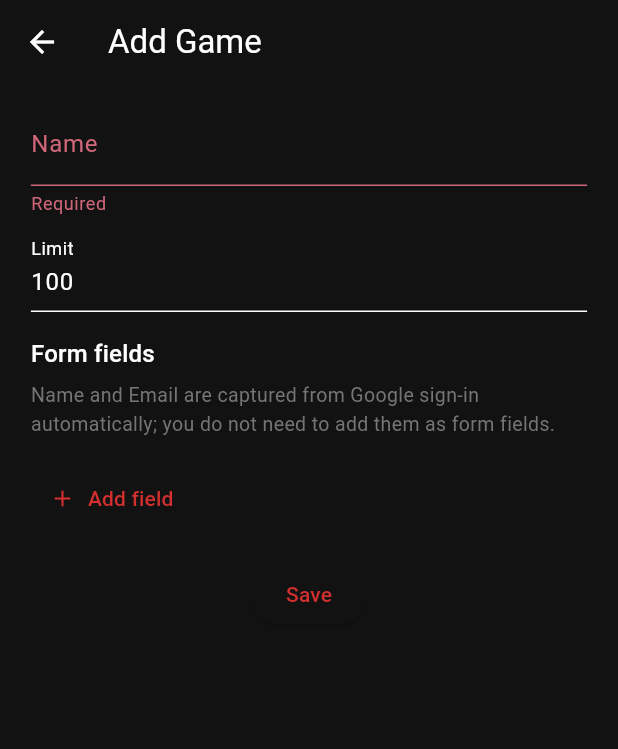
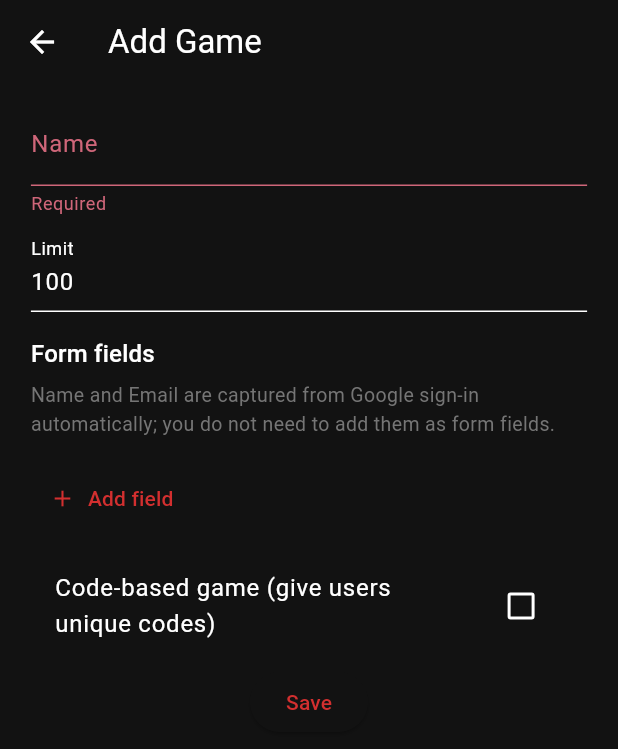
Before and after one commit to acmnuceskhi/Coders-Cup-Minigames-Admin-Panel, a Flutter app: the AddGamePage screen opened directly, after a tap on "Save", after a tap on the "delete" icon, on a phone screen of 412 x 824 dp. Shown: the top 749 px of the screen. Run offline on Flutter 3.47's test engine with Material 3 defaults, Android fonts, the phone set to English and light mode, and no system bars; our stand-ins replace cloud_firestore, csv, firebase_auth, firebase_core; accounts and stored records are empty.

Commit message:
games with code generation can be added

```diff
--- a/lib/pages/add_game_page.dart
+++ b/lib/pages/add_game_page.dart
@@ -20,6 +20,7 @@ class _AddGamePageState extends State<AddGamePage> {
       required: false,
     ),
   ];
+  bool _codeBased = false;
   bool _saving = false;
 
   @override
@@ -51,6 +52,7 @@ class _AddGamePageState extends State<AddGamePage> {
       await FirebaseFirestore.instance.collection('games').add({
         'name': name,
         'limit': limit,
+  'codeBased': _codeBased,
         'formFields': fields,
       });
 
@@ -207,6 +209,12 @@ class _AddGamePageState extends State<AddGamePage> {
                 ),
               ),
               const SizedBox(height: 16),
+              CheckboxListTile(
+                title: const Text('Code-based game (give users unique codes)'),
+                value: _codeBased,
+                onChanged: (v) => setState(() => _codeBased = v ?? false),
+              ),
+              const SizedBox(height: 8),
               ElevatedButton(
                 onPressed: _saving ? null : _save,
                 child: _saving
```
